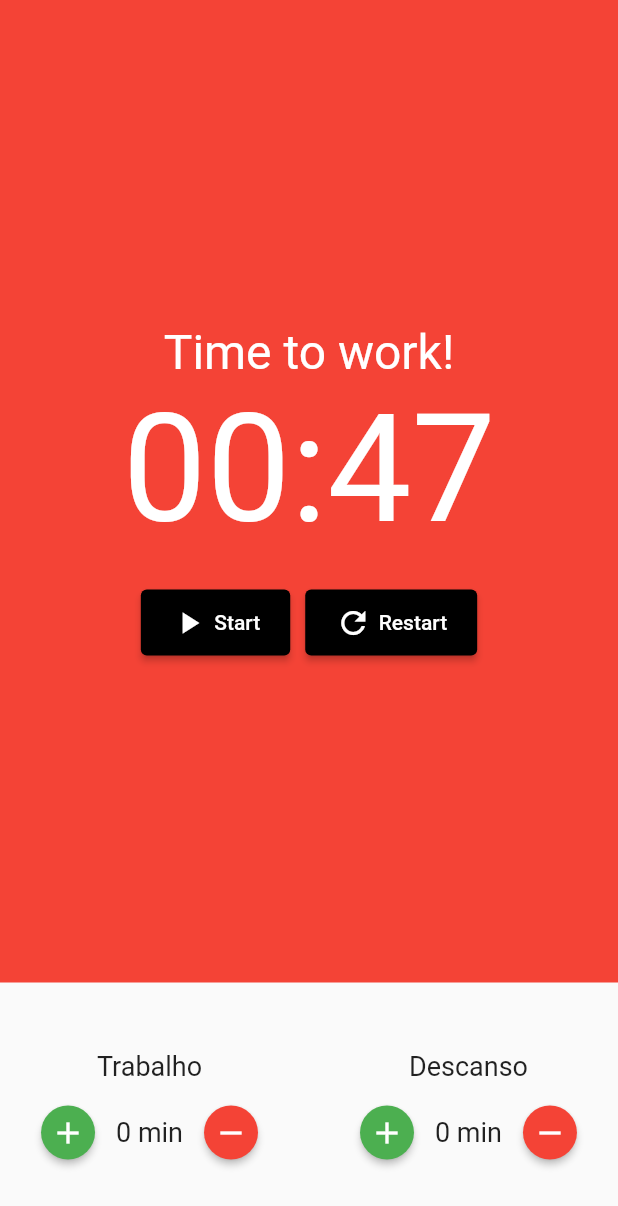
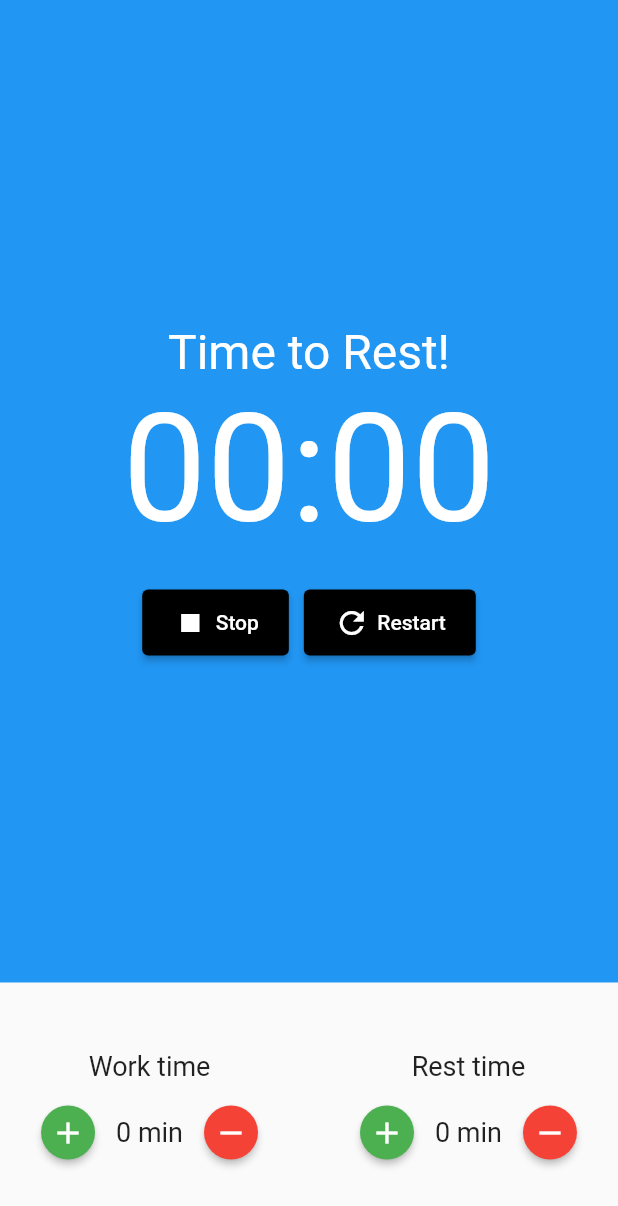
Before and after one commit to rafaelRodruiguesGuimaraes/pomodoro, a Flutter app: the screen it shows after launch, on a phone screen of 412 x 824 dp. Shown: the top 1206 px of the screen. Run offline on Flutter 3.47's test engine with Material 2 defaults, Android fonts, the phone set to English and light mode, and no system bars; our stand-ins replace flutter_mobx, mobx; generated files the repository leaves out were written again.

Commit message:
fix: conditional rendering applied to pomodoro page

```diff
--- a/lib/components/pomodoro_stopwatch.dart
+++ b/lib/components/pomodoro_stopwatch.dart
@@ -1,5 +1,8 @@
 import 'package:flutter/material.dart';
+import 'package:flutter_mobx/flutter_mobx.dart';
 import 'package:pomodoro/components/stopwatch_button.dart';
+import 'package:pomodoro/store/pomodoro/pomodoro_store.dart';
+import 'package:provider/provider.dart';
 
 class PomodoroStopwatch extends StatelessWidget {
   const PomodoroStopwatch({
@@ -8,50 +11,60 @@ class PomodoroStopwatch extends StatelessWidget {
 
   @override
   Widget build(BuildContext context) {
+    final store = Provider.of<PomodoroStore>(context);
+
     return Container(
-      color: Colors.red,
+      color: store.isWorking() ? Colors.red : Colors.blue,
       child: Column(
         mainAxisAlignment: MainAxisAlignment.center,
         children: [
-          const Text(
-            'Time to work!',
-            style: TextStyle(
+          Text(
+            store.isWorking() ? 'Time to work!' : 'Time to Rest!',
+            style: const TextStyle(
               color: Colors.white,
               fontSize: 32.0,
             ),
           ),
-          const Text(
-            '00:47',
-            style: TextStyle(
+          Observer(
+            builder: (_) => Text(
+              '${store.minutes.toString().padLeft(2, '0')}:${store.seconds.toString().padLeft(2, '0')}',
+              style: const TextStyle(
                 color: Colors.white,
                 fontSize: 100.0,
+              ),
             ),
           ),
           const SizedBox(
             height: 20.0,
           ),
-          Row(
+          Observer(
+            builder: (_) => Row(
               mainAxisAlignment: MainAxisAlignment.center,
-            children: const [
-              Padding(
-                padding: EdgeInsets.only(right: 10.0),
+              children: [
+                store.isRunning
+                    ? Padding(
+                        padding: const EdgeInsets.only(right: 10.0),
                         child: StopwatchButton(
                           title: 'Start',
                           buttonIcon: Icons.play_arrow,
+                          startStop: store.startStop,
+                        ),
+                      )
+                    : Padding(
+                        padding: const EdgeInsets.only(right: 10.0),
+                        child: StopwatchButton(
+                          title: 'Stop',
+                          buttonIcon: Icons.stop,
+                          startStop: store.startStop,
                         ),
                       ),
-              // Padding(
-              //   padding: EdgeInsets.only(right: 10.0),
-              //   child: StopwatchButton(
-              //     title: 'Stop',
-              //     buttonIcon: Icons.stop,
-              //   ),
-              // ),
                 StopwatchButton(
                   title: 'Restart',
                   buttonIcon: Icons.refresh,
+                  startStop: store.restart,
                 )
               ],
+            ),
           ),
         ],
       ),
--- a/lib/components/stopwatch_button.dart
+++ b/lib/components/stopwatch_button.dart
@@ -5,10 +5,13 @@ class StopwatchButton extends StatelessWidget {
     Key? key,
     required this.title,
     required this.buttonIcon,
+    this.startStop,
   }) : super(key: key);
 
   final String title;
   final IconData buttonIcon;
+
+  final void Function()? startStop;
 
   @override
   Widget build(BuildContext context) {
@@ -17,7 +20,7 @@ class StopwatchButton extends StatelessWidget {
         padding: const EdgeInsets.symmetric(horizontal: 20, vertical: 10.0),
         primary: Colors.black,
       ),
-      onPressed: () {},
+      onPressed: startStop,
       child: Row(
         children: [
           Icon(buttonIcon),
--- a/lib/screens/pomodoro.dart
+++ b/lib/screens/pomodoro.dart
@@ -25,29 +25,27 @@ class Pomodoro extends StatelessWidget {
             child: Row(
               mainAxisAlignment: MainAxisAlignment.spaceAround,
               children: [
-                Row(
+                Observer(
+                  builder: (_) => Row(
                     children: [
-                    Observer(
-                      builder: ((_) => TimeInput(
-                            title: 'Trabalho',
+                      TimeInput(
+                        title: 'Work time',
                         value: store.workTime,
                         incrementTime: store.incrementWorkTime,
                         decrementTime: store.decrementWorkTime,
-                          )),
                       ),
                       const SizedBox(
                         width: 40.0,
                       ),
-                    Observer(
-                      builder: ((_) => TimeInput(
-                            title: 'Descanso',
+                      TimeInput(
+                        title: 'Rest time',
                         value: store.restTime,
                         incrementTime: store.incrementRestTime,
                         decrementTime: store.decrementRestTime,
-                          )),
                       ),
                     ],
                   ),
+                )
               ],
             ),
           ),
```
Also changed, not shown: lib/store/pomodoro/pomodoro_store.dart (+36 -0 lines), lib/store/pomodoro/pomodoro_store.g.dart. Lines whose indentation alone changed are shown as unchanged.
